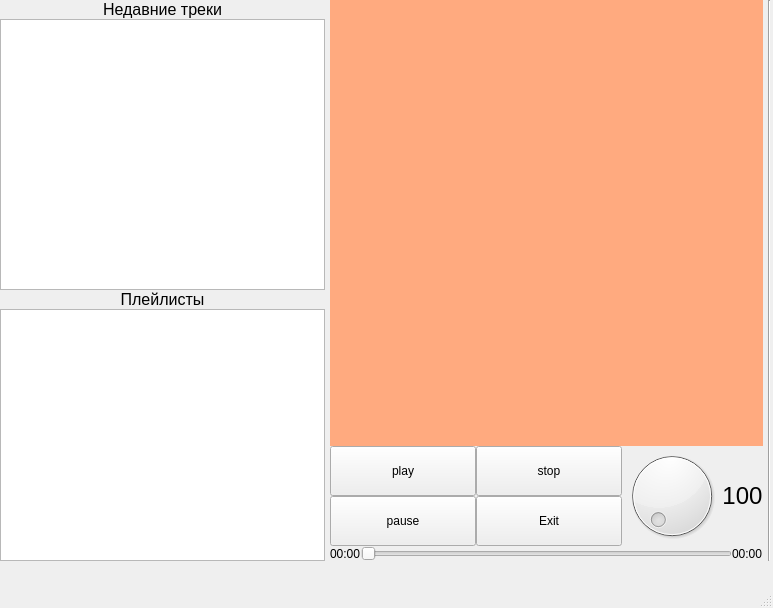
First picture: the form in please_be_final.ui, repository Azatish/Finally, before the edit.
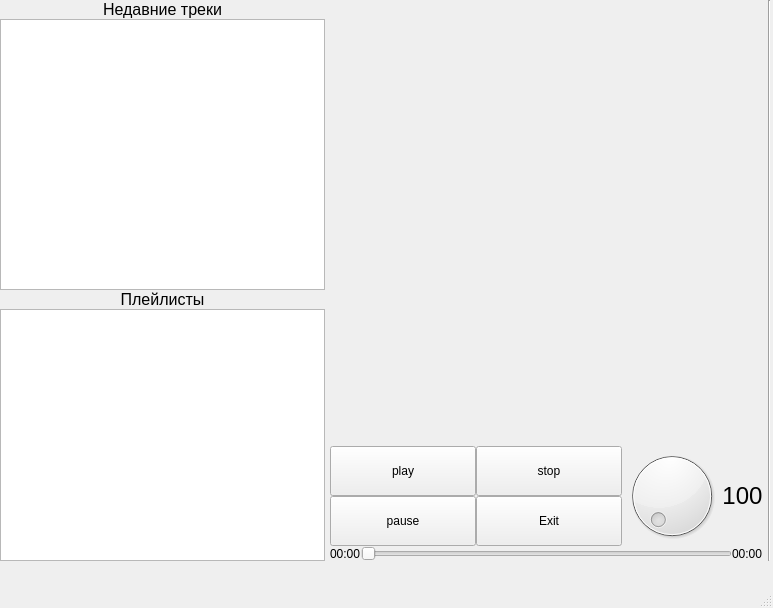
Second picture: the form after the edit. Icons and pictures are not drawn.

What changed in the file:
```diff
--- a/please_be_final.ui
+++ b/please_be_final.ui
@@ -83,7 +83,7 @@
        <item>
         <widget class="QLabel" name="label">
          <property name="styleSheet">
-          <string notr="true">background-color: rgb(255, 170, 127);</string>
+          <string notr="true">image: url(:/newPrefix/hochetsya.png);;</string>
          </property>
          <property name="text">
           <string/>
```
